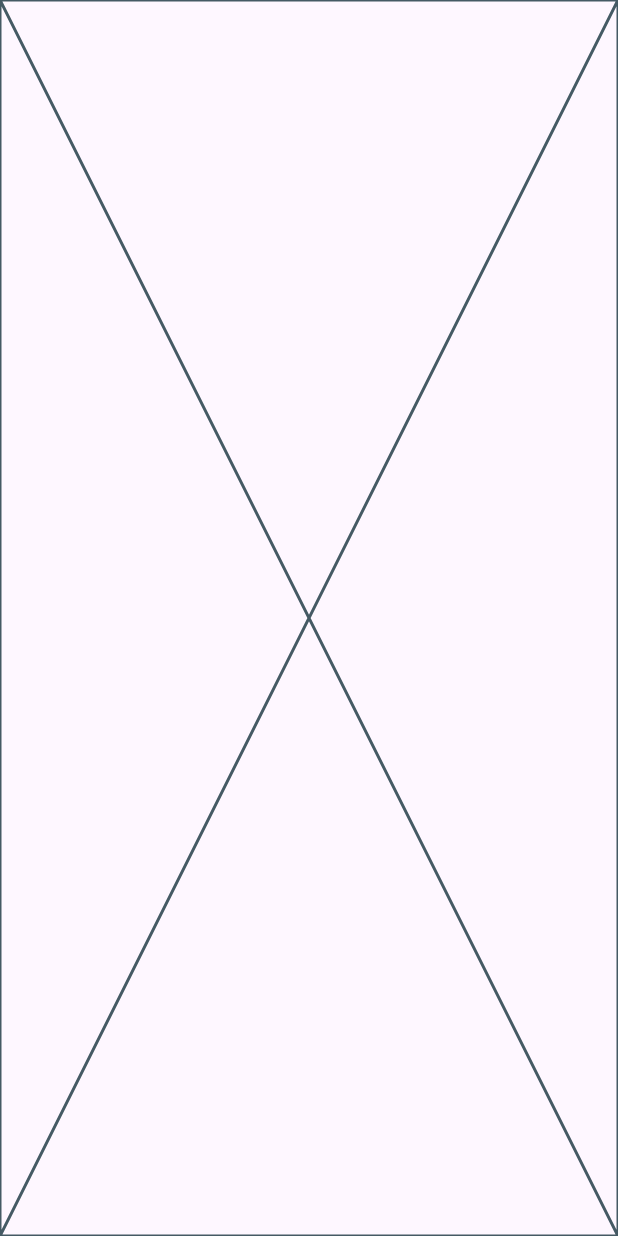
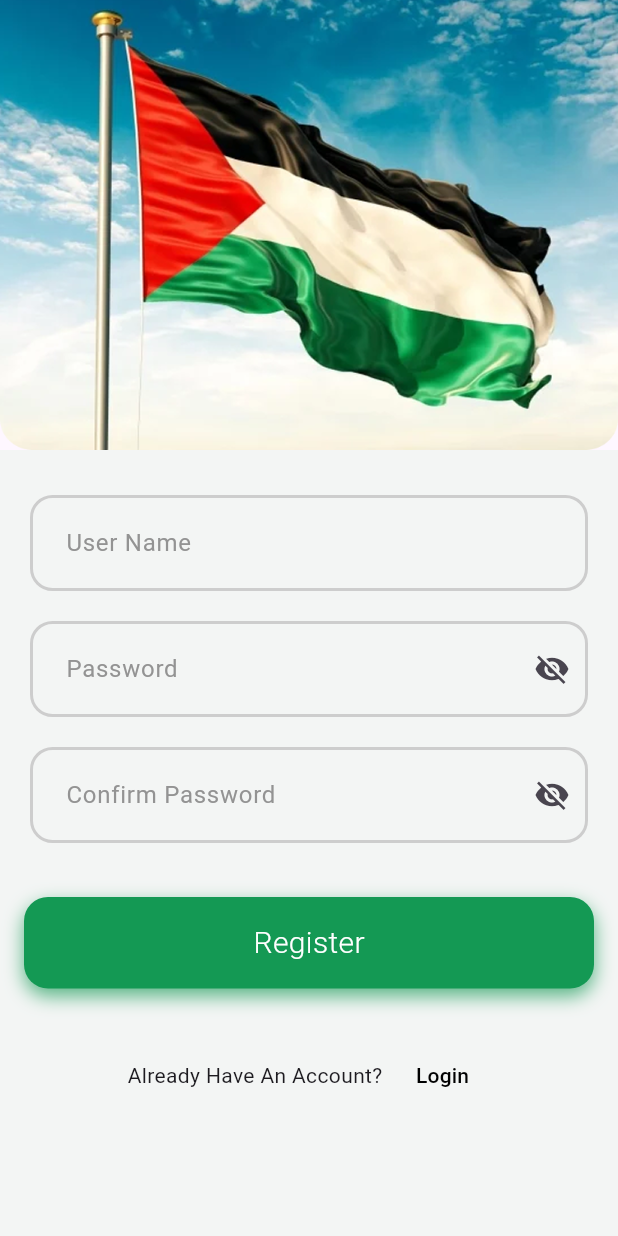
Before and after one commit to mhaz10/Todo_Nti, a Flutter app: the RegisterView screen opened directly, on a phone screen of 412 x 824 dp. Run offline on Flutter 3.47's test engine with Material 3 defaults, Android fonts, the phone set to English and light mode, and no system bars; our stand-ins replace go_router.

Commit message:
finish login view and register view

```diff
--- a/lib/core/utils/app_router.dart
+++ b/lib/core/utils/app_router.dart
@@ -1,11 +1,14 @@
 import 'package:go_router/go_router.dart';
+import 'package:todo_app_nti/features/auth/presentation/views/widgets/register_view_body.dart';
 import '../../features/auth/presentation/views/login_view.dart';
+import '../../features/auth/presentation/views/register_view.dart';
 import '../../features/onboarding/presentation/views/onboarding_view.dart';
 import '../../features/splash/presentation/views/splash_view.dart';
 
 abstract class AppRouter {
   static const kOnBoardingView = '/OnBoardingView';
   static const kLoginView = '/LoginView';
+  static const kRegisterView = '/RegisterView';
 
   static final router = GoRouter(
     routes: [
@@ -24,6 +27,11 @@ abstract class AppRouter {
         builder: (context, state) => const LoginView(),
       ),
 
+      GoRoute(
+        path: kRegisterView,
+        builder: (context, state) => const RegisterView(),
+      ),
+
     ],
   );
 }
--- a/lib/core/widgets/custom_button.dart
+++ b/lib/core/widgets/custom_button.dart
@@ -1,14 +1,17 @@
 import 'package:flutter/material.dart';
 
 class CustomButton extends StatelessWidget {
-  const CustomButton({super.key, required this.text, required this.color});
+  const CustomButton({super.key, required this.text, required this.color, this.onTap});
 
+  final Function()? onTap;
   final String text;
   final Color color;
 
   @override
   Widget build(BuildContext context) {
-    return Container(
+    return GestureDetector(
+      onTap: onTap,
+      child: Container(
         decoration: BoxDecoration(
           color: color,
           borderRadius: BorderRadius.circular(16),
@@ -24,6 +27,7 @@ class CustomButton extends StatelessWidget {
         margin: const EdgeInsets.symmetric(horizontal: 16, vertical: 20),
         padding: const EdgeInsets.symmetric(vertical: 16),
         child: Center(child: Text(text, style: TextStyle(color: Colors.white, fontSize: 20, fontWeight: FontWeight.w300),)),
+      ),
     );
   }
 }
--- a/lib/features/auth/presentation/views/register_view.dart
+++ b/lib/features/auth/presentation/views/register_view.dart
@@ -1,12 +1,19 @@
 import 'package:flutter/material.dart';
+import 'package:todo_app_nti/features/auth/presentation/views/widgets/custom_app_bar.dart';
 import 'package:todo_app_nti/features/auth/presentation/views/widgets/register_view_body.dart';
+
+import '../../../../core/constants/constants.dart';
 
 class RegisterView extends StatelessWidget {
   const RegisterView({super.key});
 
   @override
   Widget build(BuildContext context) {
-    return const Scaffold(
+    return Scaffold(
+      appBar: CustomAppBar(preferredSize: Size.fromHeight(300), child: Image.asset(
+        kLoginImage,
+        fit: BoxFit.fill,
+      )),
       body: RegisterViewBody(),
     );
   }
--- /dev/null
+++ b/lib/features/auth/presentation/views/widgets/custom_text_form_field.dart
@@ -0,0 +1,53 @@
+import 'package:flutter/material.dart';
+
+class CustomTextFormField extends StatefulWidget {
+  const CustomTextFormField({super.key, required this.hintText, this.isPassword = false});
+
+  final String hintText;
+  final bool isPassword;
+
+  @override
+  State<CustomTextFormField> createState() => _CustomTextFormFieldState();
+}
+
+class _CustomTextFormFieldState extends State<CustomTextFormField> {
+  bool isObscure = false;
+
+  @override
+  Widget build(BuildContext context) {
+    return Padding(
+      padding: const EdgeInsets.symmetric(horizontal: 20),
+      child: TextFormField(
+        obscureText: isObscure,
+        cursorColor: Color(0xFFCDCDCD),
+        decoration: InputDecoration(
+          hintText: widget.hintText,
+          suffixIcon: widget.isPassword ? IconButton(onPressed: () {
+            setState(() {
+              isObscure = !isObscure;
+            });
+          }, icon: isObscure ? Icon(Icons.visibility) : Icon(Icons.visibility_off)) : null,
+          hintStyle: const TextStyle(
+            color: Color(0xFF939393),
+            fontSize: 16,
+          ),
+          contentPadding: const EdgeInsets.all(20),
+          enabledBorder: OutlineInputBorder(
+            borderRadius: BorderRadius.circular(15.0),
+            borderSide: const BorderSide(
+              color: Color(0xFFCDCDCD),
+              width: 2.0,
+            ),
+          ),
+          focusedBorder: OutlineInputBorder(
+            borderRadius: BorderRadius.circular(15.0),
+            borderSide: const BorderSide(
+              color: Color(0xFFCDCDCD),
+              width: 2.0,
+            ),
+          ),
+        ),
+      ),
+    );
+  }
+}
--- a/lib/features/auth/presentation/views/widgets/register_view_body.dart
+++ b/lib/features/auth/presentation/views/widgets/register_view_body.dart
@@ -1,10 +1,47 @@
 import 'package:flutter/material.dart';
+import 'package:go_router/go_router.dart';
+
+import '../../../../../core/widgets/custom_button.dart';
+import 'custom_text_form_field.dart';
 
 class RegisterViewBody extends StatelessWidget {
   const RegisterViewBody({super.key});
 
   @override
   Widget build(BuildContext context) {
-    return const Placeholder();
+    return Padding(
+      padding: const EdgeInsets.only(top: 30),
+      child: SingleChildScrollView(
+        child: Column(
+          children: [
+            CustomTextFormField(hintText: 'User Name',),
+            const SizedBox(height: 20,),
+            CustomTextFormField(hintText: 'Password', isPassword: true,),
+            const SizedBox(height: 20,),
+            CustomTextFormField(hintText: 'Confirm Password', isPassword: true,),
+            const SizedBox(height: 16,),
+            CustomButton(text: 'Register', color: Color(0xFF149954),
+              onTap: () {
+
+              },),
+            const SizedBox(height: 14,),
+            Row(
+              mainAxisAlignment: MainAxisAlignment.center,
+              children: [
+                Text('Already Have An Account?'),
+                const SizedBox(width: 8),
+                TextButton(
+                  onPressed: () {
+                    GoRouter.of(context).pop();
+                  },
+                  child: const Text('Login', style: TextStyle(
+                      color: Colors.black
+                  ),),
+                )
+              ],)
+          ],
+        ),
+      ),
+    );
   }
 }
--- a/lib/features/onboarding/presentation/views/onboarding_view.dart
+++ b/lib/features/onboarding/presentation/views/onboarding_view.dart
@@ -6,7 +6,8 @@ class OnboardingView extends StatelessWidget {
 
   @override
   Widget build(BuildContext context) {
-    return const Scaffold(
+    return Scaffold(
+      appBar: AppBar(),
       body: OnboardingViewBody(),
     );
   }
--- a/lib/features/splash/presentation/views/splash_view.dart
+++ b/lib/features/splash/presentation/views/splash_view.dart
@@ -6,7 +6,8 @@ class SplashView extends StatelessWidget {
 
   @override
   Widget build(BuildContext context) {
-    return const Scaffold(
+    return Scaffold(
+      appBar: AppBar(),
       body: SplashViewBody(),
     );
   }
--- a/lib/main.dart
+++ b/lib/main.dart
@@ -1,4 +1,5 @@
 import 'package:flutter/material.dart';
+import 'package:flutter/services.dart';
 import 'package:todo_app_nti/core/utils/app_router.dart';
 
 void main() {
@@ -13,6 +14,9 @@ class MyApp extends StatelessWidget {
     return MaterialApp.router(
       debugShowCheckedModeBanner: false,
       routerConfig: AppRouter.router,
+      theme: ThemeData(
+        scaffoldBackgroundColor: Color(0xFFF3F5F4),
+      ),
     );
   }
 }
```
Also changed, not shown: lib/features/auth/presentation/views/login_view.dart (+8 -1 lines), lib/features/auth/presentation/views/widgets/custom_app_bar.dart (added, +18 -0 lines), lib/features/auth/presentation/views/widgets/login_view_body.dart (+37 -1 lines), lib/features/onboarding/presentation/views/widgets/onboarding_view_body.dart (+8 -2 lines), lib/features/splash/presentation/views/widgets/splash_view_body.dart (+2 -12 lines). Lines whose indentation alone changed are shown as unchanged.
